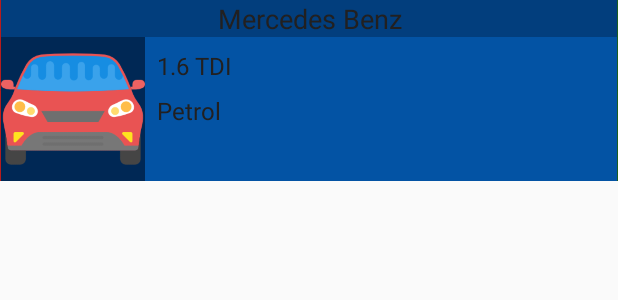
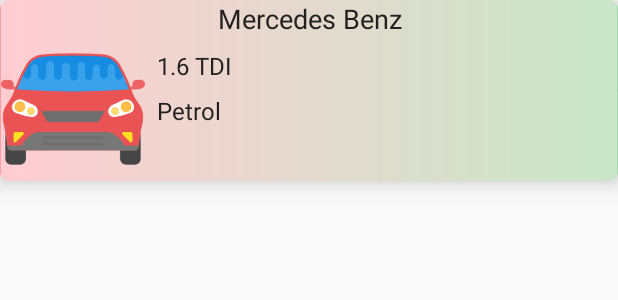
Before and after one commit to CzarqR/FuelManager, an Android app: the layout car_recycler.xml on its own in the app's theme, with its tools: preview values and no code run, on a phone screen of 412 x 824 dp. Shown: the top 300 px of the screen. Run offline under Robolectric (Android 15) with nearby library versions, the phone set to English and light mode, and no system bars; Roboto replaces fonts that are not available here.

Commit message:
Car fragment design

```diff
--- a/app/build.gradle
+++ b/app/build.gradle
@@ -72,4 +72,6 @@ dependencies {
     // Charts
     implementation 'com.github.AnyChart:AnyChart-Android:1.1.2'
 
+    // RecyclerView card view
+    implementation "androidx.cardview:cardview:1.0.0"
 }
--- /dev/null
+++ b/app/src/main/res/drawable/gradient_car.xml
@@ -0,0 +1,11 @@
+<?xml version="1.0" encoding="utf-8"?>
+<shape xmlns:android="http://schemas.android.com/apk/res/android"
+    android:shape="rectangle">
+
+    <gradient
+        android:angle="0"
+        android:endColor="@color/car_recycler_right"
+        android:startColor="@color/car_recycler_left"
+        android:type="linear" />
+
+</shape>
--- /dev/null
+++ b/app/src/main/res/drawable/gradient_car_delete.xml
@@ -0,0 +1,11 @@
+<?xml version="1.0" encoding="utf-8"?>
+<shape xmlns:android="http://schemas.android.com/apk/res/android"
+    android:shape="rectangle">
+
+    <gradient
+        android:angle="0"
+        android:endColor="@color/car_recycler_left"
+        android:startColor="@color/car_recycler_delete_left"
+        android:type="linear" />
+
+</shape>
--- /dev/null
+++ b/app/src/main/res/drawable/gradient_select.xml
@@ -0,0 +1,11 @@
+<?xml version="1.0" encoding="utf-8"?>
+<shape xmlns:android="http://schemas.android.com/apk/res/android"
+    android:shape="rectangle">
+
+    <gradient
+        android:angle="0"
+        android:endColor="@color/car_recycler_select_right"
+        android:startColor="@color/car_recycler_right"
+        android:type="linear" />
+
+</shape>
--- a/app/src/main/res/layout/car_recycler.xml
+++ b/app/src/main/res/layout/car_recycler.xml
@@ -16,12 +16,16 @@
 
     </data>
 
-    <androidx.constraintlayout.widget.ConstraintLayout
+    <androidx.cardview.widget.CardView
         android:layout_width="match_parent"
-        android:layout_height="wrap_content">
+        android:layout_height="wrap_content"
+        app:cardCornerRadius="6dp"
+        app:cardElevation="10dp"
+        app:cardPreventCornerOverlap="false">
 
 
         <androidx.constraintlayout.widget.ConstraintLayout
+            android:background="@drawable/gradient_car"
             android:id="@+id/rootCL"
             android:layout_width="match_parent"
             android:layout_height="wrap_content"
@@ -31,11 +35,11 @@
 
             <FrameLayout
 
-                android:id="@+id/linLayDelete"
+                android:id="@+id/frameDelete"
                 android:layout_width="1px"
                 android:layout_height="0dp"
                 android:layout_gravity="center"
-                android:background="#B71C1C"
+                android:background="@drawable/gradient_car_delete"
                 android:onClick="@{()-> clickListener.onDeleteClick(car)}"
                 app:layout_constraintBottom_toBottomOf="parent"
                 app:layout_constraintStart_toStartOf="parent"
@@ -51,12 +55,12 @@
 
             </FrameLayout>
 
-            <LinearLayout
-                android:id="@+id/linLaySelect"
+            <FrameLayout
+                android:id="@+id/frameSelect"
                 android:layout_width="1px"
                 android:layout_height="0dp"
                 android:layout_gravity="center"
-                android:background="#1B5E20"
+                android:background="@drawable/gradient_select"
                 app:layout_constraintBottom_toBottomOf="parent"
                 app:layout_constraintEnd_toEndOf="parent"
                 app:layout_constraintTop_toTopOf="parent">
@@ -70,15 +74,14 @@
                     android:contentDescription="@string/delete_item"
                     app:srcCompat="@drawable/ic_launcher_foreground" />
 
-            </LinearLayout>
+            </FrameLayout>
 
             <androidx.constraintlayout.widget.ConstraintLayout
                 android:id="@+id/carBackground"
                 android:layout_width="0dp"
                 android:layout_height="wrap_content"
-                android:background="@color/colorRecyclerItem"
-                app:layout_constraintEnd_toStartOf="@id/linLaySelect"
-                app:layout_constraintStart_toEndOf="@id/linLayDelete"
+                app:layout_constraintEnd_toStartOf="@id/frameSelect"
+                app:layout_constraintStart_toEndOf="@id/frameDelete"
                 app:layout_constraintTop_toTopOf="parent">
 
 
@@ -86,7 +89,6 @@
                     android:id="@+id/txtTitle"
                     android:layout_width="match_parent"
                     android:layout_height="wrap_content"
-                    android:background="@color/colorRecyclerItemHead"
                     android:fontFamily="@font/alegreya_sans_medium"
                     android:gravity="center"
                     android:textColor="@color/colorFont"
@@ -101,7 +103,6 @@
                     android:id="@+id/imgCar"
                     android:layout_width="96dp"
                     android:layout_height="96dp"
-                    android:background="@color/colorRecyclerItemImage"
                     android:contentDescription="@string/car_icon"
                     app:carIcon="@{car}"
                     app:layout_constraintStart_toStartOf="parent"
@@ -142,6 +143,7 @@
         </androidx.constraintlayout.widget.ConstraintLayout>
 
 
-    </androidx.constraintlayout.widget.ConstraintLayout>
+    </androidx.cardview.widget.CardView>
+
 
 </layout>
--- a/app/src/main/res/layout/fragment_car.xml
+++ b/app/src/main/res/layout/fragment_car.xml
@@ -18,10 +18,11 @@
 
 
         <androidx.recyclerview.widget.RecyclerView
+            android:paddingStart="1dp"
+            android:paddingEnd="1dp"
             android:id="@+id/recViewCar"
             android:layout_width="match_parent"
             android:layout_height="match_parent"
-            android:background="@color/colorPrimary"
             app:layoutManager="androidx.recyclerview.widget.LinearLayoutManager"
             app:layout_constraintBottom_toTopOf="@+id/butSelectedMany"
             app:layout_constraintEnd_toEndOf="parent"
--- a/app/src/main/res/values/colors.xml
+++ b/app/src/main/res/values/colors.xml
@@ -1,20 +1,27 @@
 <?xml version="1.0" encoding="utf-8"?>
 <resources>
-    <color name="colorPrimary">#355070</color>
-    <color name="colorPrimaryDark">#577590</color>
-    <color name="colorAccent">#bee3db</color>
+    // app colors
+    <color name="colorPrimary">#951B1B</color>
+    <color name="colorPrimaryDark">#711919</color>
+    <color name="colorAccent">#FFE338</color>
+    <color name="action_bar_color">#FFC107</color>
+    <color name="text_fragment_name">#FF5722</color>
+    <color name="colorFont">#222020</color>
 
-    <color name="action_bar_color">#FFC107</color>
+    // car recycler
+    <color name="car_recycler_left">#FFCDD2</color>
+    <color name="car_recycler_right">#C8E6C9</color>
+    <color name="car_recycler_delete_left">#E57373</color>
+    <color name="car_recycler_select_right">#81C784</color>
+
 
     <color name="leftPanel">#FFF176</color>
 
-    <color name="text_fragment_name">#FF5722</color>
 
     //Car recycler
     <color name="colorRecyclerItem">#0353a4</color>
     <color name="colorRecyclerItemHead">#023e7d</color>
     <color name="colorRecyclerItemImage">#002855</color>
-    <color name="colorFont">#222020</color>
 
     //New car dialog
     <color name="newCarBack">#ffff3f</color>
```
Also changed, not shown: app/src/main/java/com/myniprojects/fuelmanager/ui/car/CarFragment.kt (+8 -7 lines), app/src/main/java/com/myniprojects/fuelmanager/ui/refueling/RefuelingFragmentVM.kt (+0 -15 lines), app/src/main/java/com/myniprojects/fuelmanager/utils/TopSpacingItemDecoration.kt (added, +21 -0 lines).
